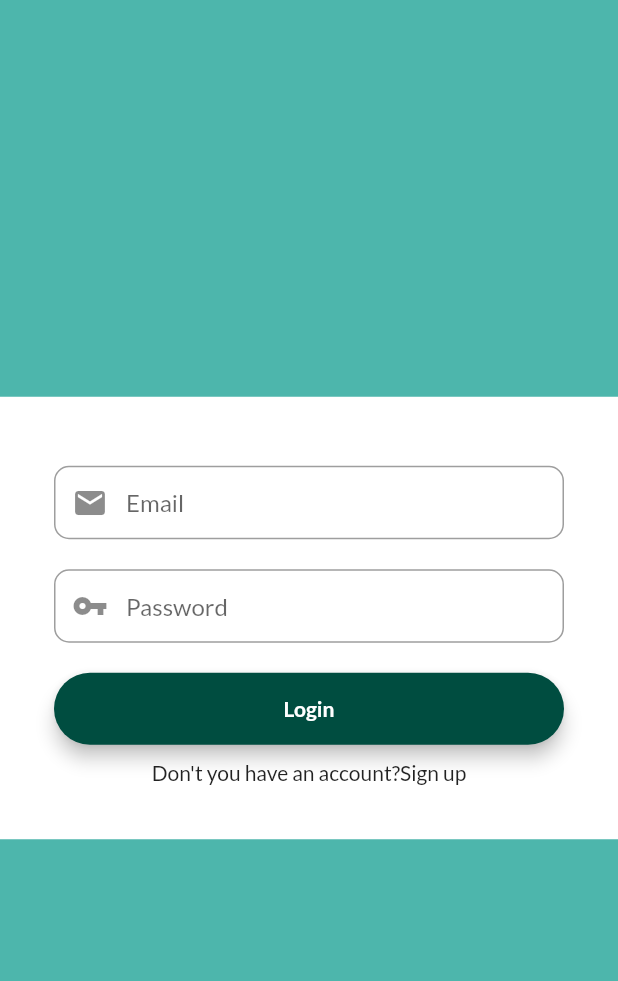
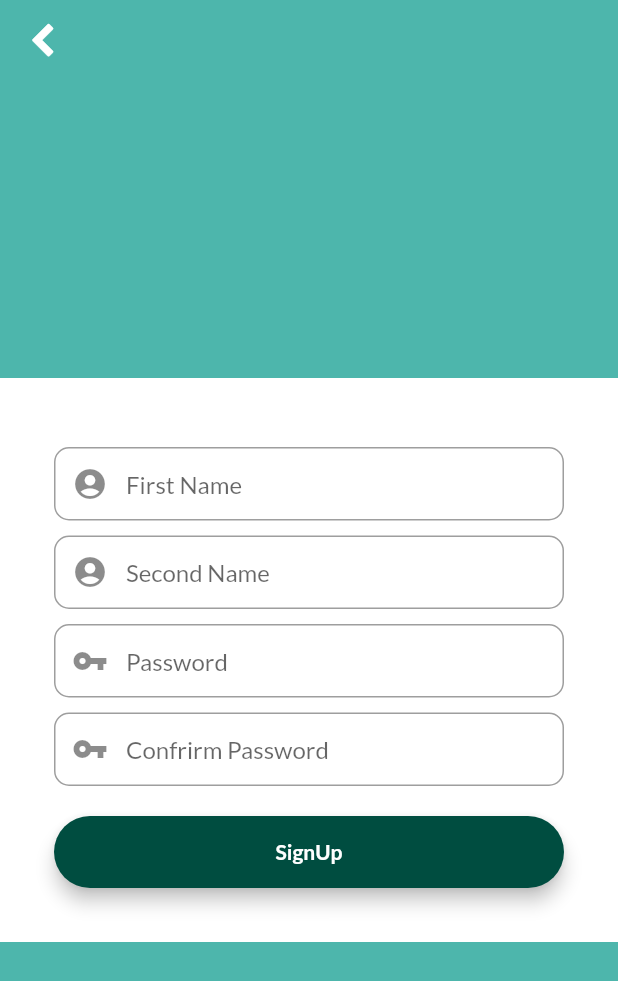
Before and after one commit to Hayuri12/Flutter-App, a Flutter app: the screen it shows after launch, after a tap on "Sign up", on a phone screen of 412 x 824 dp. Shown: the top 981 px of the screen. Run offline on Flutter 3.47's test engine with Material 2 defaults, Android fonts, the phone set to English and light mode, and no system bars; our stand-ins replace flutter_rating_bar, google_fonts.

Commit message:
I added a Registration Page

```diff
--- a/lib/login_page.dart
+++ b/lib/login_page.dart
@@ -1,4 +1,5 @@
 import 'package:ecommer_shop/core/const.dart';
+import 'package:ecommer_shop/registration_page.dart';
 import 'package:flutter/material.dart';
 
 class LoginPage extends StatefulWidget {
@@ -92,20 +93,30 @@ class _LoginPageState extends State<LoginPage> {
             padding: const EdgeInsets.all(36.0),
             child: Form(
                 key: _formKey,
-                child:Column(
+                child: Column(
                   mainAxisAlignment: MainAxisAlignment.center,
                   crossAxisAlignment: CrossAxisAlignment.center,
                   children: <Widget>[
                     // SizedBox(height: 200, child : Image.asset("assets/logo.png", fit: BoxFit.contain,)
                     SizedBox(height: 10),
-                    emaiField,SizedBox(height: 10),SizedBox(height: 10), passField,SizedBox(height: 20),loginButton,SizedBox(height: 10),
+                    emaiField,
+                    SizedBox(height: 10),
+                    SizedBox(height: 10), passField, SizedBox(height: 20),
+                    loginButton, SizedBox(height: 10),
                     Row(
                       mainAxisAlignment: MainAxisAlignment.center,
                       children: [
                         Text("Don't you have an account?"),
                         GestureDetector(
-                          onTap: (){},
-                          child: Text("Sign up"),
+                          onTap: (){
+                            Navigator.push(context, MaterialPageRoute(builder:((context) => RegistrationSc())));
+                          },
+                          child: Text(" Sign up",
+                          style: TextStyle(
+                            fontWeight: FontWeight.bold,
+                            fontSize: 15,
+                          ),
+                          ),
                         )
                       ],
                     )
@@ -113,19 +124,8 @@ class _LoginPageState extends State<LoginPage> {
                   )
           ),
         ),
-          ),
-
-
+      )),
     )
-
-
-
-
-
-
-
-
-        ),
     );
   }
 }
--- a/lib/pages/details_page.dart
+++ b/lib/pages/details_page.dart
@@ -5,9 +5,7 @@ import 'package:ecommer_shop/core/my_flutter_app.dart';
 import 'package:ecommer_shop/models/chairs_model.dart';
 import 'package:ecommer_shop/widgets/appclipper.dart';
 import 'package:flutter/material.dart';
-import 'package:flutter/rendering.dart';
 import 'package:flutter_rating_bar/flutter_rating_bar.dart';
-import 'package:size_config/size_config.dart';
 
 class DetailPage extends StatefulWidget {
   final ChairModels chairModels;
@@ -24,14 +22,14 @@ class _DetailPageState extends State<DetailPage> {
       appBar: AppBar(
         backgroundColor: Colors.transparent,
         elevation: 0,
-        title: Text(
+        title: const Text(
           "CATEGORIES",
           style: TextStyle(
             color: Colors.black,
           ),
         ),
         leading: IconButton(
-          icon: Icon(
+          icon: const Icon(
             MyFlutterApp.left_open,
             color: Colors.black,
           ),
@@ -41,7 +39,7 @@ class _DetailPageState extends State<DetailPage> {
         ),
         actions: <Widget>[
           IconButton(
-            icon: Icon(
+            icon: const Icon(
               MyFlutterApp.basket,
               color: Colors.black,
             ),
--- /dev/null
+++ b/lib/registration_page.dart
@@ -0,0 +1,164 @@
+import 'package:ecommer_shop/core/my_flutter_app.dart';
+import 'package:flutter/material.dart';
+
+import 'core/const.dart';
+
+class RegistrationSc extends StatefulWidget {
+  const RegistrationSc({Key? key}) : super(key: key);
+
+  @override
+  State<RegistrationSc> createState() => _RegistrationScState();
+}
+
+class _RegistrationScState extends State<RegistrationSc> {
+  final _formKey = GlobalKey<FormState>();
+
+  final TextEditingController FirstNameController = TextEditingController();
+  final TextEditingController SecondnameController = TextEditingController();
+  final TextEditingController emailController = TextEditingController();
+  final TextEditingController passwordController = TextEditingController();
+  final TextEditingController ConfirmpasswordController =
+      TextEditingController();
+
+  @override
+  Widget build(BuildContext context) {
+    final firstNameField = TextFormField(
+      autofocus: false,
+      controller: FirstNameController,
+      keyboardType: TextInputType.name,
+      onSaved: (value) {
+        emailController.text = value!;
+      },
+      textInputAction: TextInputAction.next,
+      decoration: InputDecoration(
+          prefixIcon: Icon(Icons.account_circle),
+          contentPadding: EdgeInsets.fromLTRB(20, 15, 20, 15),
+          hintText: "First Name",
+          border: OutlineInputBorder(borderRadius: BorderRadius.circular(10))),
+    );
+
+    final secondNameField = TextFormField(
+      autofocus: false,
+      controller: SecondnameController,
+      keyboardType: TextInputType.name,
+      onSaved: (value) {
+        emailController.text = value!;
+      },
+      textInputAction: TextInputAction.next,
+      decoration: InputDecoration(
+          prefixIcon: Icon(Icons.account_circle),
+          contentPadding: EdgeInsets.fromLTRB(20, 15, 20, 15),
+          hintText: "Second Name",
+          border: OutlineInputBorder(borderRadius: BorderRadius.circular(10))),
+    );
+
+    final mailField = TextFormField(
+      autofocus: false,
+      controller: emailController,
+      keyboardType: TextInputType.emailAddress,
+      onSaved: (value) {
+        emailController.text = value!;
+      },
+      textInputAction: TextInputAction.next,
+      decoration: InputDecoration(
+          prefixIcon: Icon(Icons.mail),
+          contentPadding: EdgeInsets.fromLTRB(20, 15, 20, 15),
+          hintText: "Email",
+          border: OutlineInputBorder(borderRadius: BorderRadius.circular(10))),
+    );
+
+    final passField = TextFormField(
+      autofocus: false,
+      controller: passwordController,
+      obscureText: true,
+      onSaved: (value) {
+        emailController.text = value!;
+      },
+      textInputAction: TextInputAction.done,
+      decoration: InputDecoration(
+          prefixIcon: Icon(Icons.vpn_key),
+          contentPadding: EdgeInsets.fromLTRB(20, 15, 20, 15),
+          hintText: "Password",
+          border: OutlineInputBorder(borderRadius: BorderRadius.circular(10))),
+    );
+
+    final ConfirmpassField = TextFormField(
+      autofocus: false,
+      controller: ConfirmpasswordController,
+      obscureText: true,
+      onSaved: (value) {
+        emailController.text = value!;
+      },
+      textInputAction: TextInputAction.done,
+      decoration: InputDecoration(
+          prefixIcon: Icon(Icons.vpn_key),
+          contentPadding: EdgeInsets.fromLTRB(20, 15, 20, 15),
+          hintText: "Confrirm Password",
+          border: OutlineInputBorder(borderRadius: BorderRadius.circular(10))),
+    );
+
+    final SignUpButton = Material(
+      elevation: 5,
+      borderRadius: BorderRadius.circular(30),
+      color: AppColors.five,
+      child: MaterialButton(
+        padding: EdgeInsets.fromLTRB(20, 15, 20, 15),
+        minWidth: MediaQuery.of(context).size.width,
+
+        onPressed: (){},
+        child: const Text(
+          "SignUp",
+          textAlign: TextAlign.center,
+          style: TextStyle(
+            color: Colors.white,
+            fontWeight: FontWeight.bold,
+          ),
+        ),
+
+      ),
+
+
+    );
+    return Scaffold(
+      appBar: AppBar(
+        backgroundColor: AppColors.two,
+        elevation: 0,
+        leading: IconButton(
+          icon: Icon(MyFlutterApp.left_open),
+          onPressed: () {
+            Navigator.pop(context);
+           },
+          ),
+      ),
+        backgroundColor: AppColors.two,
+        body: Center(
+          child: SingleChildScrollView(
+              child: Container(
+            color: Colors.white,
+            child: Padding(
+              padding: const EdgeInsets.all(36.0),
+              child: Form(
+                  key: _formKey,
+                  child: Column(
+                    mainAxisAlignment: MainAxisAlignment.center,
+                    crossAxisAlignment: CrossAxisAlignment.center,
+                    children: <Widget>[
+                      // SizedBox(height: 200, child : Image.asset("assets/logo.png", fit: BoxFit.contain,)
+                      SizedBox(height: 10),
+                      firstNameField,
+                      SizedBox(height: 10),
+                      secondNameField,
+                      SizedBox(height: 10),
+                      passField,
+                      SizedBox(height: 10),
+                      ConfirmpassField,
+                      SizedBox(height: 20),
+                      SignUpButton,
+
+                    ],
+                  )),
+            ),
+          )),
+        ));
+  }
+}
```
Lines whose indentation alone changed are shown as unchanged.
